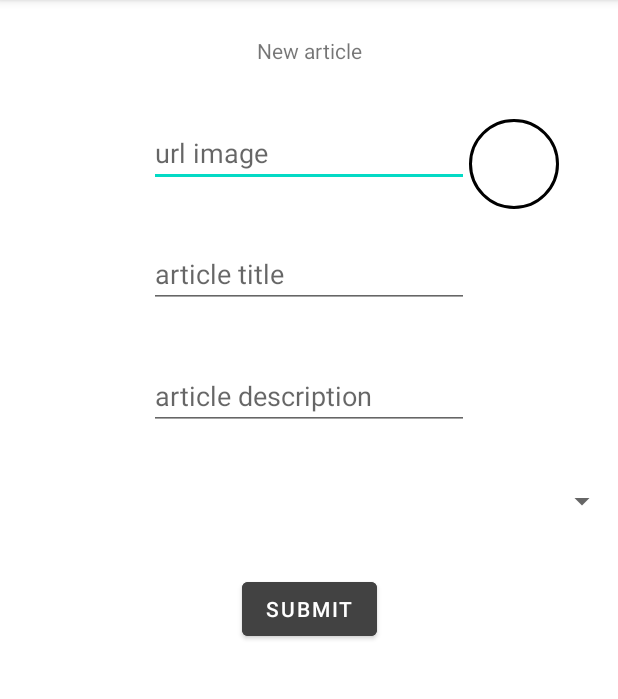
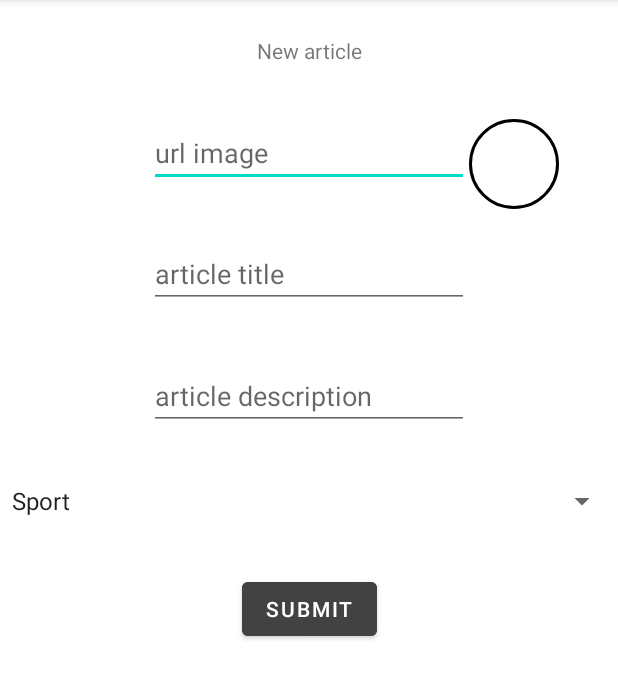
Before and after one commit to zorgness/FeedArticle, an Android app: the CreateOrEditActivity screen opened directly, with no data from a screen before it, after a tap on "SUBMIT", on a phone screen of 412 x 824 dp, the part 84-783 px from its top. Run offline under Robolectric (Android 15) with nearby library versions, the phone set to English and light mode, and no system bars; our stand-ins replace CircleImageView, Picasso; pictures from the network do not load.

Commit message:
update on create and edit activity

```diff
--- a/app/src/main/java/com/example/feedarticle/CreateOrEditActivity.kt
+++ b/app/src/main/java/com/example/feedarticle/CreateOrEditActivity.kt
@@ -1,12 +1,17 @@
 package com.example.feedarticle
 
+import android.media.Image
 import androidx.appcompat.app.AppCompatActivity
 import android.os.Bundle
-import android.widget.Button
-import android.widget.EditText
-import android.widget.Spinner
+import android.util.Log
+import android.view.View
+import android.widget.*
+import com.example.feedarticle.dataclass.CreaArticleDto
+import com.squareup.picasso.Picasso
+import de.hdodenhof.circleimageview.CircleImageView
+import insertArticle
 
-class CreateOrEditActivity : AppCompatActivity() {
+class CreateOrEditActivity : AppCompatActivity(), AdapterView.OnItemSelectedListener {
     override fun onCreate(savedInstanceState: Bundle?) {
         super.onCreate(savedInstanceState)
         setContentView(R.layout.activity_create_or_edit)
@@ -15,13 +20,61 @@ class CreateOrEditActivity : AppCompatActivity() {
         val etTitle = findViewById<EditText>(R.id.et_article_title)
         val etDescription = findViewById<EditText>(R.id.et_article_description)
         val spinnerCategory = findViewById<Spinner>(R.id.spinner_category_form)
+        val civImgPrev = findViewById<CircleImageView>(R.id.civ_article_img_preview)
+
+        // Create an ArrayAdapter using the string array and a default spinner layout
+        ArrayAdapter.createFromResource(
+            this,
+            R.array.categories,
+            android.R.layout.simple_spinner_item
+        ).also { adapter ->
+            // Specify the layout to use when the list of choices appears
+            adapter.setDropDownViewResource(android.R.layout.simple_spinner_dropdown_item)
+            // Apply the adapter to the spinner
+            spinnerCategory.adapter = adapter
+            spinnerCategory.onItemSelectedListener = this
+        }
+
+        //onFocusChange to implement
+
+        etUrlImg.onFocusChangeListener = View.OnFocusChangeListener { view, isFocus ->
+            val urlImageToVisualize = etUrlImg.text.toString().trim { it <= ' ' }
+            if (!urlImageToVisualize.isEmpty() && !isFocus) {
+                Picasso.get()
+                    .load(urlImageToVisualize)
+                    .resize(300, 300)
+                    .error(com.google.android.material.R.drawable.navigation_empty_icon)
+                    .into(civImgPrev)
+
+            } else if (urlImageToVisualize.isEmpty()) {
+                Picasso.get()
+                    .load(android.R.color.transparent)
+                    .resize(300, 300)
+                    .into(civImgPrev)
+            }
+        }
 
 
         findViewById<Button>(R.id.btn_new_edit_article).setOnClickListener {
             val urlImg = etUrlImg.text.toString()
             val title = etTitle.text.toString()
             val description = etDescription.text.toString()
+            val idCategory = spinnerCategory.selectedItemId
+
+            println("trololol "+idCategory)
+
+            if(urlImg.isNotBlank() && title.isNotBlank() && description.isNotBlank()) {
+
+                //insertArticle(CreaArticleDto())
+
+            } else {
+                //ERROR
+            }
 
         }
     }
+
+    override fun onItemSelected(p0: AdapterView<*>?, p1: View?, p2: Int, p3: Long) {}
+    override fun onNothingSelected(p0: AdapterView<*>?) {}
+
 }
--- a/app/src/main/java/com/example/feedarticle/MainActivity.kt
+++ b/app/src/main/java/com/example/feedarticle/MainActivity.kt
@@ -22,5 +22,11 @@ class MainActivity : AppCompatActivity() {
             }
         }
 
+
+        findViewById<Button>(R.id.btn_new_article).setOnClickListener {
+            startActivity(Intent(this@MainActivity, CreateOrEditActivity::class.java))
+            finish()
+        }
+
     }
 }
--- /dev/null
+++ b/app/src/main/res/values/arrays.xml
@@ -0,0 +1,11 @@
+<?xml version="1.0" encoding="utf-8"?>
+<resources>
+
+    <string name="selected_item">Selected item:</string>
+    <string-array name="categories">
+        <item>Sport</item>
+        <item>Manga</item>
+        <item>Divers</item>
+
+    </string-array>
+</resources>
```
